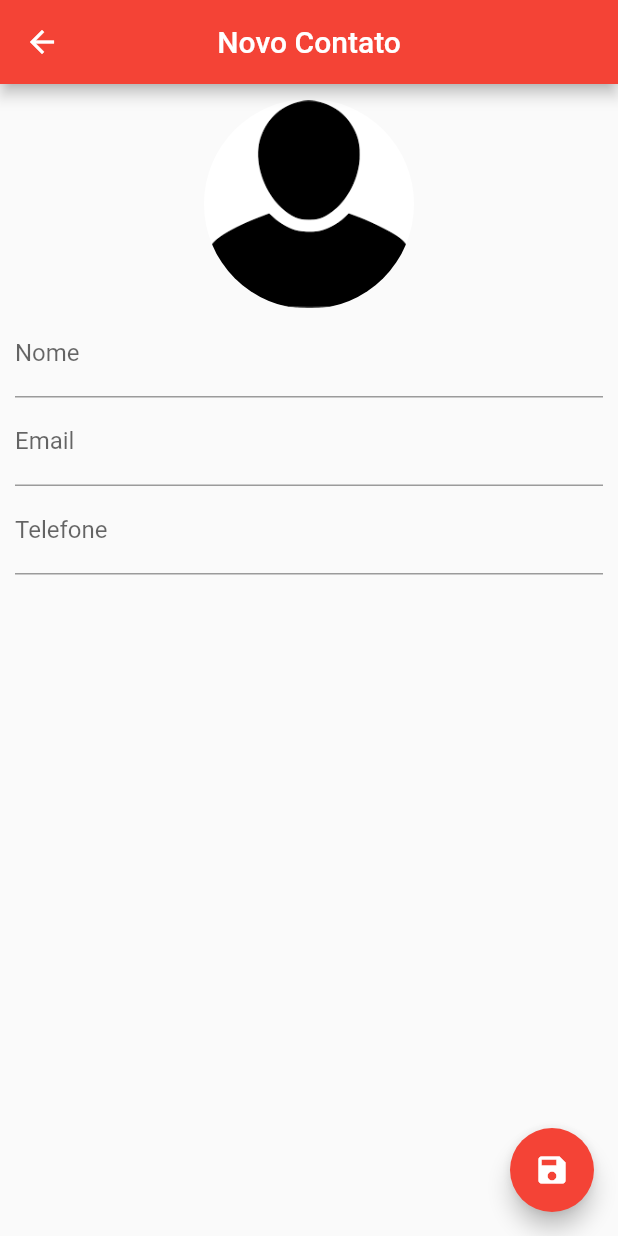
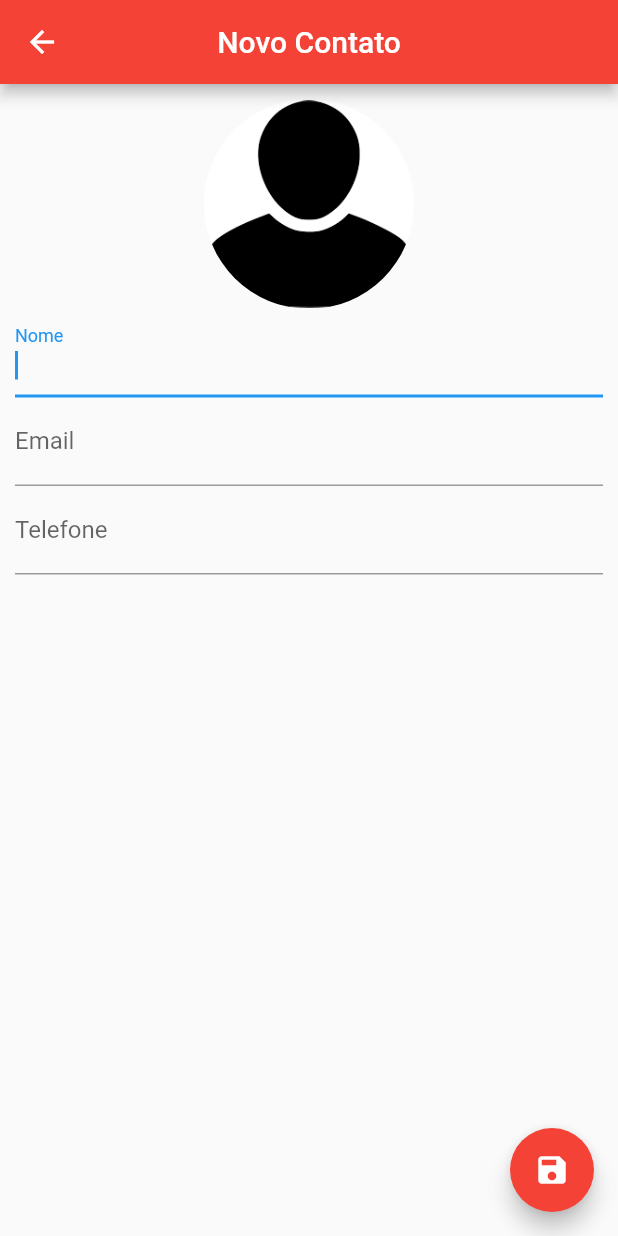
Before and after one commit to Alysson1013/AgendaContatos, a Flutter app: the ContactPage screen opened directly, after a tap on the "save" icon, on a phone screen of 412 x 824 dp. Run offline on Flutter 3.47's test engine with Material 2 defaults, Android fonts, the phone set to English and light mode, and no system bars; our stand-ins replace sqflite; accounts and stored records are empty.

Commit message:
(26/10) Retornar contato modificado.

```diff
--- a/lib/ui/contact_page.dart
+++ b/lib/ui/contact_page.dart
@@ -17,6 +17,7 @@ class _ContactPageState extends State<ContactPage> {
   final _nameController = TextEditingController();
   final _emailController = TextEditingController();
   final _phoneController = TextEditingController();
+  final _nameFocus = FocusNode();
 
   Contact _editContact;
   //indica alteração
@@ -46,7 +47,15 @@ class _ContactPageState extends State<ContactPage> {
         backgroundColor: Colors.red,
       ),
       floatingActionButton: FloatingActionButton(
-        onPressed: (){},
+        onPressed: (){
+          //verifica sem o nome do objeto está vazio
+          if (_editContact.name != null && _editContact.name.isNotEmpty){
+            //retorna o objeto preenchido
+            Navigator.pop(context, _editContact);
+          } else {
+            FocusScope.of(context).requestFocus(_nameFocus);
+          }
+        },
         child: Icon(Icons.save),
         backgroundColor: Colors.red,
       ),
@@ -67,6 +76,7 @@ class _ContactPageState extends State<ContactPage> {
               ),
             ),
             TextField(
+              focusNode: _nameFocus,
               controller: _nameController,
               decoration: InputDecoration(labelText: "Nome"),
               onChanged: (text){
```
